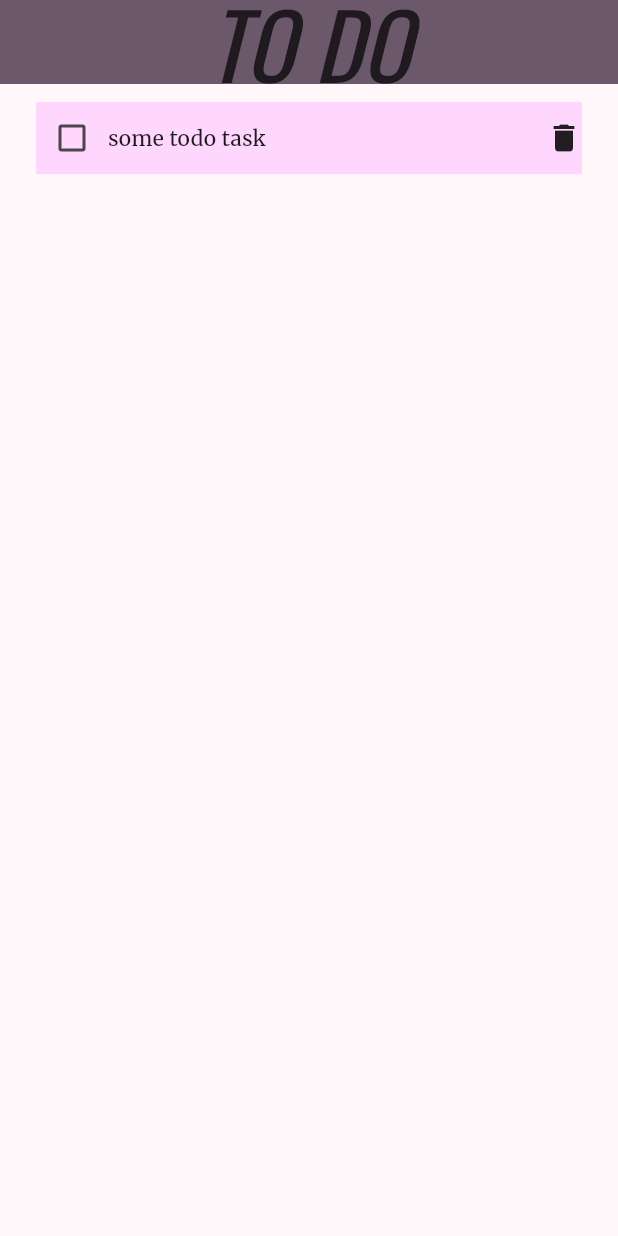
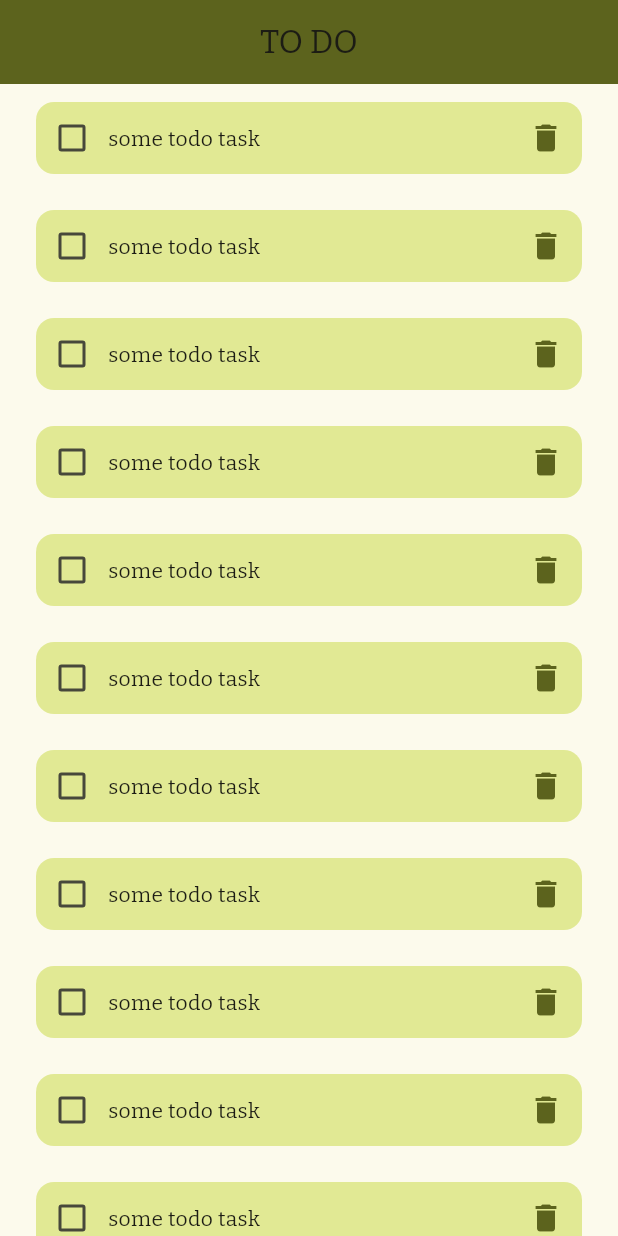
Before and after one commit to AlexForget/to_do_app, a Flutter app: the screen it shows after launch, on a phone screen of 412 x 824 dp. Run offline on Flutter 3.47's test engine with Material 3 defaults, Android fonts, the phone set to English and light mode, and no system bars; our stand-ins replace google_fonts.

Commit message:
End basic global theme and add some constent value to reuse throughout the app

```diff
--- a/lib/main.dart
+++ b/lib/main.dart
@@ -16,22 +16,11 @@ class MyApp extends StatelessWidget {
       title: 'Flutter Demo',
       debugShowCheckedModeBanner: false,
       theme: ThemeData(
+        fontFamily: GoogleFonts.bitter().fontFamily,
         useMaterial3: true,
         colorScheme: ColorScheme.fromSeed(
-          seedColor: Colors.purple,
+          seedColor: Colors.lime,
           brightness: Brightness.light,
-        ),
-        textTheme: TextTheme(
-          displayLarge: const TextStyle(
-            fontSize: 72,
-            fontWeight: FontWeight.bold,
-          ),
-          titleLarge: GoogleFonts.oswald(
-            fontSize: 60,
-            fontStyle: FontStyle.italic,
-          ),
-          bodyMedium: GoogleFonts.merriweather(),
-          displaySmall: GoogleFonts.pacifico(),
         ),
       ),
       home: const HomePage(),
--- a/lib/src/constants/app_sizes.dart
+++ b/lib/src/constants/app_sizes.dart
@@ -12,6 +12,17 @@ class Sizes {
   static const p48 = 48.0;
   static const p64 = 64.0;
 }
+
+/// Constant radius widths
+const radius4 = Radius.circular(4);
+const radius8 = Radius.circular(8);
+const radius12 = Radius.circular(12);
+const radius16 = Radius.circular(16);
+const radius20 = Radius.circular(20);
+const radius24 = Radius.circular(24);
+const radius32 = Radius.circular(32);
+const radius48 = Radius.circular(48);
+const radius64 = Radius.circular(64);
 
 /// Constant gap widths
 const gapW4 = SizedBox(width: Sizes.p4);
--- a/lib/src/pages/home_page.dart
+++ b/lib/src/pages/home_page.dart
@@ -17,11 +17,25 @@ class _HomePageState extends State<HomePage> {
         centerTitle: true,
         title: Text(
           "TO DO".hardcoded,
-          style: Theme.of(context).textTheme.titleLarge,
         ),
-        backgroundColor: Theme.of(context).colorScheme.secondary,
+        backgroundColor: Theme.of(context).colorScheme.primary,
       ),
-      body: const NoteWidget(),
+      body: ListView(
+        children: const [
+          NoteWidget(),
+          NoteWidget(),
+          NoteWidget(),
+          NoteWidget(),
+          NoteWidget(),
+          NoteWidget(),
+          NoteWidget(),
+          NoteWidget(),
+          NoteWidget(),
+          NoteWidget(),
+          NoteWidget(),
+          NoteWidget(),
+        ],
+      ),
     );
   }
 }
--- a/lib/src/widgets/note_widget.dart
+++ b/lib/src/widgets/note_widget.dart
@@ -13,12 +13,16 @@ class _NoteWidgetState extends State<NoteWidget> {
   bool isChecked = false;
   @override
   Widget build(BuildContext context) {
-    return Scaffold(
-      body: Padding(
-        padding: const EdgeInsets.fromLTRB(
-            Sizes.p24, Sizes.p12, Sizes.p24, Sizes.p12),
-        child: ColoredBox(
+    return Padding(
+      padding:
+          const EdgeInsets.fromLTRB(Sizes.p24, Sizes.p12, Sizes.p24, Sizes.p12),
+      child: Container(
+        decoration: BoxDecoration(
           color: Theme.of(context).colorScheme.primaryContainer,
+          borderRadius: const BorderRadius.all(
+            radius12,
+          ),
+        ),
         child: Row(
           children: [
             Checkbox(
@@ -31,9 +35,14 @@ class _NoteWidgetState extends State<NoteWidget> {
             ),
             Text("some todo task".hardcoded),
             const Spacer(),
-              const Icon(Icons.delete)
+            Padding(
+              padding: const EdgeInsets.only(right: Sizes.p12),
+              child: Icon(
+                Icons.delete,
+                color: Theme.of(context).colorScheme.primary,
+              ),
+            )
           ],
-          ),
         ),
       ),
     );
```
Lines whose indentation alone changed are shown as unchanged.
